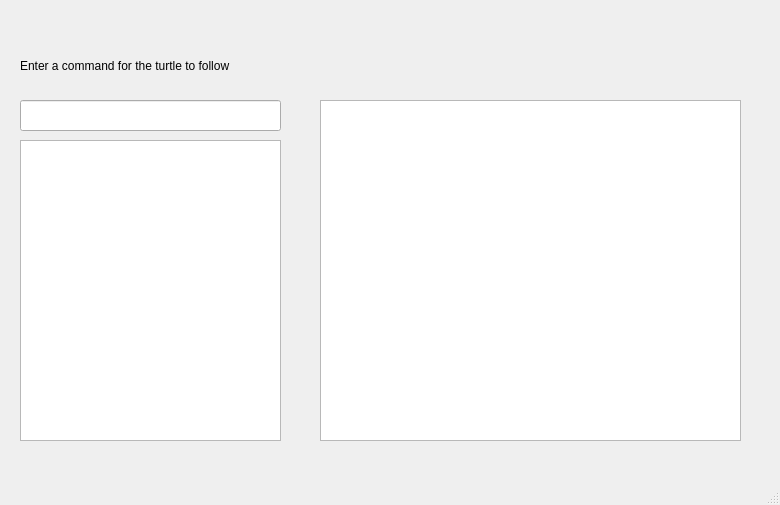
Old version of the form ui/mainwindow.ui in the repository Huxyshuu/TurtleGraphics-1.
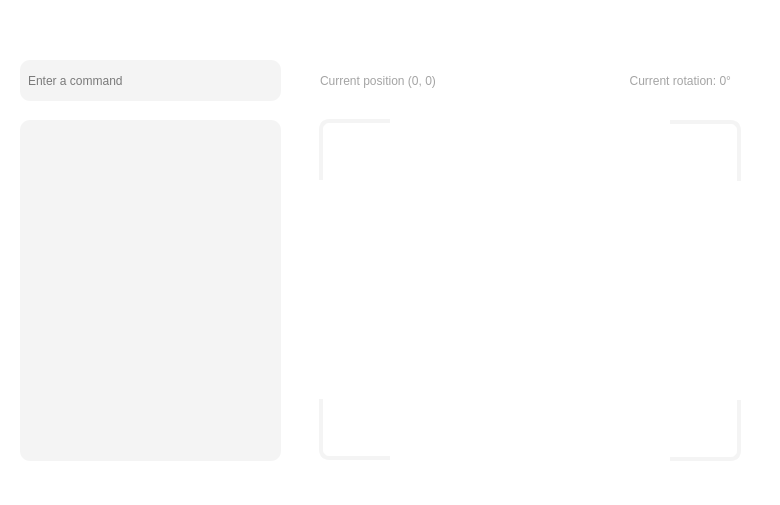
New version of the form.

Commit message: Stylized the scene, removed scrollbars from the view

```diff
--- a/ui/mainwindow.ui
+++ b/ui/mainwindow.ui
@@ -11,67 +11,217 @@
    </rect>
   </property>
   <property name="windowTitle">
-   <string>MainWindow</string>
+   <string>Turtle Graphics</string>
+  </property>
+  <property name="autoFillBackground">
+   <bool>false</bool>
+  </property>
+  <property name="styleSheet">
+   <string notr="true">background: #FFF;</string>
   </property>
   <widget class="QWidget" name="centralwidget">
    <widget class="QListView" name="listView">
     <property name="geometry">
      <rect>
       <x>20</x>
-      <y>140</y>
+      <y>120</y>
       <width>261</width>
-      <height>301</height>
-     </rect>
-    </property>
-   </widget>
-   <widget class="QLabel" name="label">
-    <property name="geometry">
-     <rect>
-      <x>20</x>
-      <y>50</y>
-      <width>261</width>
-      <height>31</height>
-     </rect>
-    </property>
-    <property name="minimumSize">
-     <size>
-      <width>261</width>
-      <height>0</height>
-     </size>
-    </property>
-    <property name="styleSheet">
-     <string notr="true">font: 11pt &quot;Consolas&quot;; color: rgb(0, 0, 0);</string>
-    </property>
-    <property name="text">
-     <string>Enter a command for the turtle to follow</string>
-    </property>
-    <property name="textFormat">
-     <enum>Qt::TextFormat::AutoText</enum>
-    </property>
-    <property name="wordWrap">
-     <bool>true</bool>
-    </property>
-   </widget>
-   <widget class="QGraphicsView" name="graphicsView">
-    <property name="geometry">
-     <rect>
-      <x>320</x>
-      <y>100</y>
-      <width>421</width>
       <height>341</height>
      </rect>
     </property>
+    <property name="styleSheet">
+     <string notr="true">background-color: #F4F4F4;
+border-radius: 10px;
+font: 14px &quot;consolas&quot;;
+min-width: 10em;
+padding: 6px;</string>
+    </property>
+   </widget>
+   <widget class="QGraphicsView" name="graphicsView">
+    <property name="geometry">
+     <rect>
+      <x>330</x>
+      <y>130</y>
+      <width>401</width>
+      <height>331</height>
+     </rect>
+    </property>
+    <property name="styleSheet">
+     <string notr="true">background-color: #FFF;
+border-radius: 10px;
+font: 14px &quot;consolas&quot;;
+min-width: 10em;
+padding: 6px;
+</string>
+    </property>
    </widget>
    <widget class="QLineEdit" name="lineEdit">
     <property name="geometry">
      <rect>
       <x>20</x>
-      <y>100</y>
+      <y>60</y>
       <width>261</width>
-      <height>31</height>
+      <height>41</height>
      </rect>
     </property>
+    <property name="styleSheet">
+     <string notr="true">background-color: #F4F4F4;
+border-radius: 10px;
+font: 14px &quot;consolas&quot;;
+min-width: 10em;
+padding: 6px;</string>
+    </property>
+    <property name="text">
+     <string/>
+    </property>
+    <property name="placeholderText">
+     <string>Enter a command</string>
+    </property>
    </widget>
+   <widget class="QLabel" name="label">
+    <property name="geometry">
+     <rect>
+      <x>320</x>
+      <y>60</y>
+      <width>191</width>
+      <height>41</height>
+     </rect>
+    </property>
+    <property name="styleSheet">
+     <string notr="true">font: 11pt &quot;Consolas&quot;; color: #A4A4A4;</string>
+    </property>
+    <property name="text">
+     <string>Current position (0, 0)</string>
+    </property>
+   </widget>
+   <widget class="QLabel" name="label_2">
+    <property name="geometry">
+     <rect>
+      <x>540</x>
+      <y>60</y>
+      <width>191</width>
+      <height>41</height>
+     </rect>
+    </property>
+    <property name="styleSheet">
+     <string notr="true">font: 11pt &quot;Consolas&quot;; color: #A4A4A4;</string>
+    </property>
+    <property name="text">
+     <string>Current rotation: 0°</string>
+    </property>
+    <property name="alignment">
+     <set>Qt::AlignmentFlag::AlignRight|Qt::AlignmentFlag::AlignTrailing|Qt::AlignmentFlag::AlignVCenter</set>
+    </property>
+   </widget>
+   <widget class="QFrame" name="TopLeftCorner">
+    <property name="geometry">
+     <rect>
+      <x>319</x>
+      <y>119</y>
+      <width>71</width>
+      <height>61</height>
+     </rect>
+    </property>
+    <property name="styleSheet">
+     <string notr="true">border-top: 4px solid #F4F4F4;
+border-left: 4px solid #F4F4F4;
+width: 10px;
+height: 10px;
+background: transparent;
+border-top-left-radius: 10px;
+</string>
+    </property>
+    <property name="frameShape">
+     <enum>QFrame::Shape::StyledPanel</enum>
+    </property>
+    <property name="frameShadow">
+     <enum>QFrame::Shadow::Raised</enum>
+    </property>
+   </widget>
+   <widget class="QFrame" name="TopRightCorner">
+    <property name="geometry">
+     <rect>
+      <x>670</x>
+      <y>120</y>
+      <width>71</width>
+      <height>61</height>
+     </rect>
+    </property>
+    <property name="styleSheet">
+     <string notr="true">border-top: 4px solid #F4F4F4;
+border-right: 4px solid #F4F4F4;
+width: 10px;
+height: 10px;
+background: transparent;
+border-top-right-radius: 10px;
+</string>
+    </property>
+    <property name="frameShape">
+     <enum>QFrame::Shape::StyledPanel</enum>
+    </property>
+    <property name="frameShadow">
+     <enum>QFrame::Shadow::Raised</enum>
+    </property>
+   </widget>
+   <widget class="QFrame" name="BottomRightCorner">
+    <property name="geometry">
+     <rect>
+      <x>670</x>
+      <y>400</y>
+      <width>71</width>
+      <height>61</height>
+     </rect>
+    </property>
+    <property name="styleSheet">
+     <string notr="true">border-bottom: 4px solid #F4F4F4;
+border-right: 4px solid #F4F4F4;
+width: 10px;
+height: 10px;
+background: transparent;
+border-bottom-right-radius: 10px;
+</string>
+    </property>
+    <property name="frameShape">
+     <enum>QFrame::Shape::StyledPanel</enum>
+    </property>
+    <property name="frameShadow">
+     <enum>QFrame::Shadow::Raised</enum>
+    </property>
+   </widget>
+   <widget class="QFrame" name="BottomLeftCorner">
+    <property name="geometry">
+     <rect>
+      <x>319</x>
+      <y>399</y>
+      <width>71</width>
+      <height>61</height>
+     </rect>
+    </property>
+    <property name="styleSheet">
+     <string notr="true">border-bottom: 4px solid #F4F4F4;
+border-left: 4px solid #F4F4F4;
+width: 10px;
+height: 10px;
+background: transparent;
+border-bottom-left-radius: 10px;
+</string>
+    </property>
+    <property name="frameShape">
+     <enum>QFrame::Shape::StyledPanel</enum>
+    </property>
+    <property name="frameShadow">
+     <enum>QFrame::Shadow::Raised</enum>
+    </property>
+   </widget>
+   <zorder>listView</zorder>
+   <zorder>lineEdit</zorder>
+   <zorder>label</zorder>
+   <zorder>label_2</zorder>
+   <zorder>TopLeftCorner</zorder>
+   <zorder>graphicsView</zorder>
+   <zorder>TopRightCorner</zorder>
+   <zorder>BottomRightCorner</zorder>
+   <zorder>BottomLeftCorner</zorder>
   </widget>
   <widget class="QStatusBar" name="statusbar"/>
  </widget>
```
The commit also changes 1 other file.
